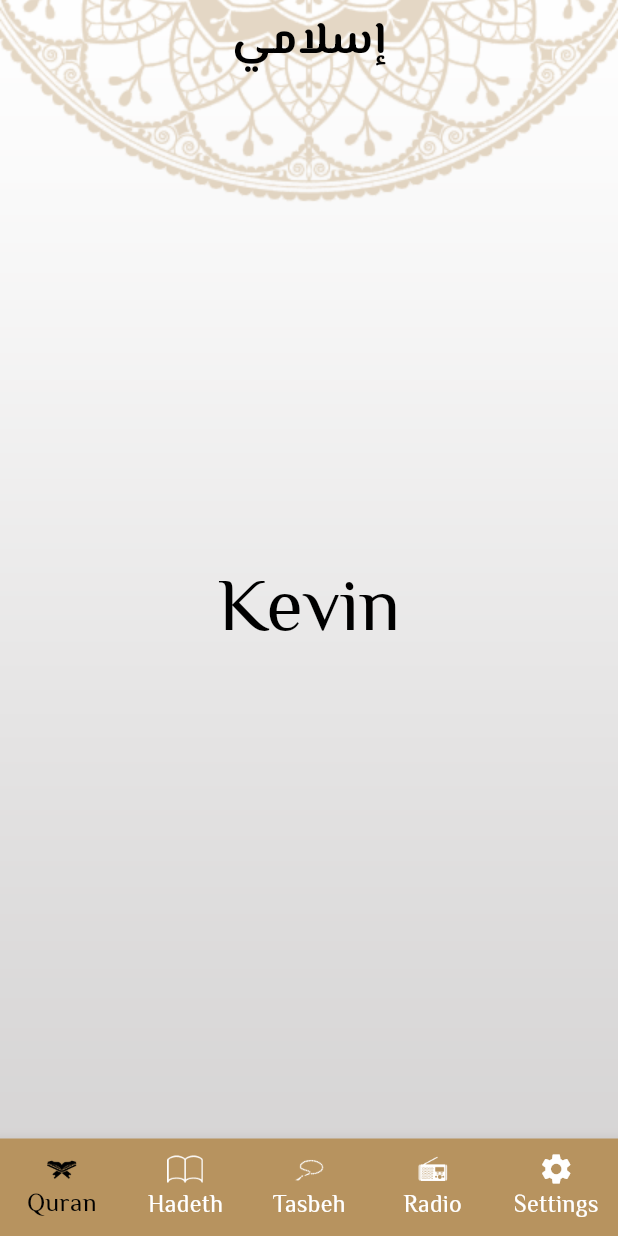
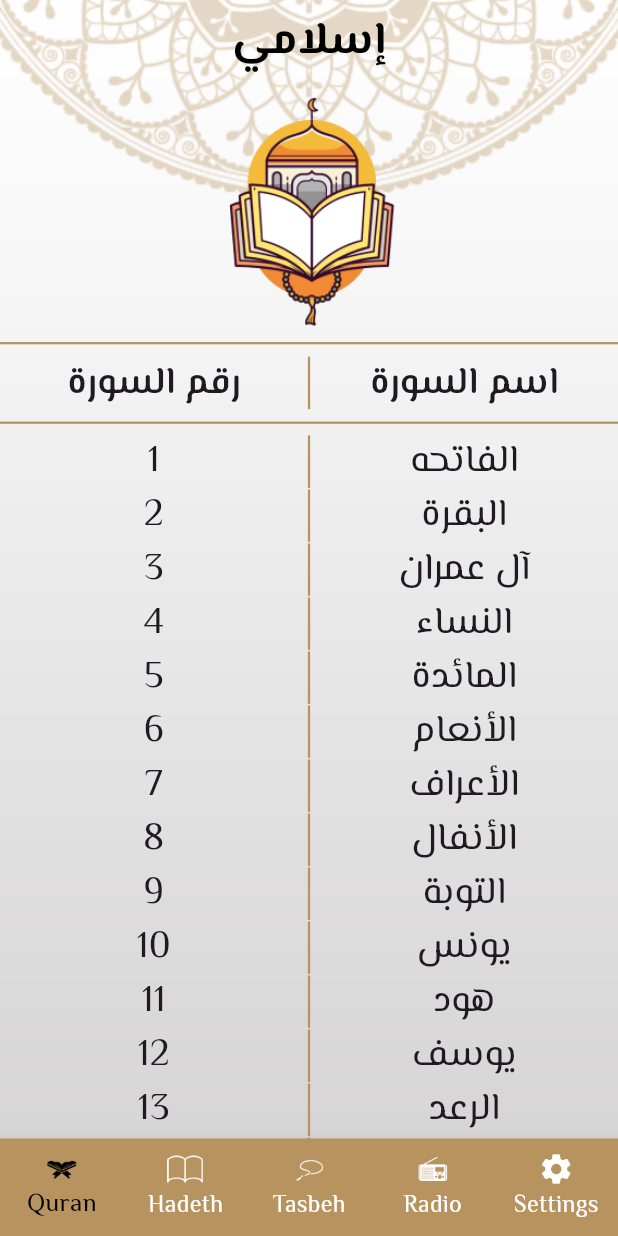
Before and after one commit to ahmedfaragabd/Islami-app, a Flutter app: the screen it shows after launch, on a phone screen of 412 x 824 dp. Run offline on Flutter 3.47's test engine with Material 3 defaults, Android fonts, the phone set to English and light mode, and no system bars.

Commit message:
Finished Quran View Finished Quran Details View

```diff
--- a/lib/main.dart
+++ b/lib/main.dart
@@ -2,6 +2,8 @@ import 'package:flutter/material.dart';
 import 'package:islamic_app/config/application_theme_manger.dart';
 import 'package:islamic_app/layout/layout_view.dart';
 import 'package:islamic_app/moduls/splash/page/splash_view.dart';
+
+import 'moduls/quran/page/quran_details_view.dart';
 
 void main() {
   runApp(const MyApp());
@@ -25,6 +27,7 @@ class _MyAppState extends State<MyApp> {
       routes: {
         SplashView.routeName: (context) => const SplashView(),
         LayoutView.routeName: (context) => const LayoutView(),
+        QuranDetailsView.routeName: (context) => const QuranDetailsView(),
       },
     );
   }
--- /dev/null
+++ b/lib/moduls/quran/page/quran_details_view.dart
@@ -0,0 +1,89 @@
+import 'package:flutter/material.dart';
+import 'package:flutter/services.dart';
+import 'package:islamic_app/moduls/quran/page/quran_view.dart';
+
+class QuranDetailsView extends StatefulWidget {
+  static const String routeName = "quranDetails";
+
+  const QuranDetailsView({super.key});
+
+  @override
+  State<QuranDetailsView> createState() => _QuranDetailsViewState();
+}
+
+class _QuranDetailsViewState extends State<QuranDetailsView> {
+  List<String> versesList = [];
+
+  @override
+  Widget build(BuildContext context) {
+    Size mediaQuery = MediaQuery.of(context).size;
+    var theme = Theme.of(context);
+    var args = ModalRoute.of(context)?.settings.arguments as SuraDetailsData;
+    if (versesList.isEmpty) LoadData(args.suraNumber);
+
+    return Stack(
+      children: [
+        Image.asset(
+          "assets/images/main_background.png",
+          height: mediaQuery.height,
+          width: mediaQuery.width,
+          fit: BoxFit.cover,
+        ),
+        Scaffold(
+          appBar: AppBar(
+            title: const Text("إسلامي"),
+          ),
+          body: Container(
+            width: mediaQuery.width,
+            height: mediaQuery.height,
+            margin: EdgeInsets.only(left: 20, right: 20, top: 15, bottom: 80),
+            padding: EdgeInsets.only(left: 20, right: 20, top: 20, bottom: 20),
+            decoration: BoxDecoration(
+                color: Colors.white.withOpacity(0.7),
+                borderRadius: BorderRadius.all(Radius.circular(20))),
+            child: Column(
+              children: [
+                Row(
+                  mainAxisAlignment: MainAxisAlignment.center,
+                  children: [
+                    Text(
+                      "سورة ${args.suraName}",
+                      style: theme.textTheme.bodyMedium,
+                    ),
+                    SizedBox(
+                      width: 10,
+                    ),
+                    Icon(
+                      Icons.play_circle_filled_rounded,
+                      size: 28,
+                    ),
+                  ],
+                ),
+                Divider(
+                  indent: 30,
+                  endIndent: 30,
+                ),
+                Expanded(
+                    child: ListView.builder(
+                  itemBuilder: (context, index) => Text(
+                    "{${index + 1}} ${versesList[index]}",
+                    textAlign: TextAlign.center,
+                    style: theme.textTheme.bodySmall,
+                  ),
+                  itemCount: versesList.length,
+                ))
+              ],
+            ),
+          ),
+        ),
+      ],
+    );
+  }
+
+  Future<void> LoadData(String suraNumber) async {
+    String content =
+        await rootBundle.loadString("assets/files/$suraNumber.txt");
+    versesList = content.split("\n");
+    setState(() {});
+  }
+}
--- a/lib/moduls/quran/page/quran_view.dart
+++ b/lib/moduls/quran/page/quran_view.dart
@@ -1,12 +1,184 @@
 import 'package:flutter/material.dart';
+import 'package:islamic_app/moduls/quran/page/quran_details_view.dart';
+
+import '../widgets/quran_title_widget.dart';
 
 class QuranView extends StatelessWidget {
-  const QuranView({super.key});
+  final List<String> suraNames = [
+    "الفاتحه",
+    "البقرة",
+    "آل عمران",
+    "النساء",
+    "المائدة",
+    "الأنعام",
+    "الأعراف",
+    "الأنفال",
+    "التوبة",
+    "يونس",
+    "هود",
+    "يوسف",
+    "الرعد",
+    "إبراهيم",
+    "الحجر",
+    "النحل",
+    "الإسراء",
+    "الكهف",
+    "مريم",
+    "طه",
+    "الأنبياء",
+    "الحج",
+    "المؤمنون",
+    "النّور",
+    "الفرقان",
+    "الشعراء",
+    "النّمل",
+    "القصص",
+    "العنكبوت",
+    "الرّوم",
+    "لقمان",
+    "السجدة",
+    "الأحزاب",
+    "سبأ",
+    "فاطر",
+    "يس",
+    "الصافات",
+    "ص",
+    "الزمر",
+    "غافر",
+    "فصّلت",
+    "الشورى",
+    "الزخرف",
+    "الدّخان",
+    "الجاثية",
+    "الأحقاف",
+    "محمد",
+    "الفتح",
+    "الحجرات",
+    "ق",
+    "الذاريات",
+    "الطور",
+    "النجم",
+    "القمر",
+    "الرحمن",
+    "الواقعة",
+    "الحديد",
+    "المجادلة",
+    "الحشر",
+    "الممتحنة",
+    "الصف",
+    "الجمعة",
+    "المنافقون",
+    "التغابن",
+    "الطلاق",
+    "التحريم",
+    "الملك",
+    "القلم",
+    "الحاقة",
+    "المعارج",
+    "نوح",
+    "الجن",
+    "المزّمّل",
+    "المدّثر",
+    "القيامة",
+    "الإنسان",
+    "المرسلات",
+    "النبأ",
+    "النازعات",
+    "عبس",
+    "التكوير",
+    "الإنفطار",
+    "المطفّفين",
+    "الإنشقاق",
+    "البروج",
+    "الطارق",
+    "الأعلى",
+    "الغاشية",
+    "الفجر",
+    "البلد",
+    "الشمس",
+    "الليل",
+    "الضحى",
+    "الشرح",
+    "التين",
+    "العلق",
+    "القدر",
+    "البينة",
+    "الزلزلة",
+    "العاديات",
+    "القارعة",
+    "التكاثر",
+    "العصر",
+    "الهمزة",
+    "الفيل",
+    "قريش",
+    "الماعون",
+    "الكوثر",
+    "الكافرون",
+    "النصر",
+    "المسد",
+    "الإخلاص",
+    "الفلق",
+    "الناس"
+  ];
+
+  QuranView({super.key});
 
   @override
   Widget build(BuildContext context) {
-    return Center(
-      child: Text("Kevin", style: TextStyle(color: Colors.black, fontSize: 50)),
+    var mediaQuery = MediaQuery.of(context).size;
+    var theme = Theme.of(context);
+    return Column(
+      children: [
+        Image.asset(
+          "assets/images/quran_header.png",
+          height: mediaQuery.height * 0.2,
+        ),
+        Divider(),
+        Row(
+          children: [
+            Expanded(
+                child: Center(
+                    child:
+                        Text("رقم السورة", style: theme.textTheme.bodyLarge))),
+            Container(
+              width: 1.5,
+              height: 35,
+              color: theme.primaryColor,
+            ),
+            Expanded(
+                child: Center(
+                    child:
+                        Text("اسم السورة", style: theme.textTheme.bodyLarge))),
+          ],
+        ),
+        Divider(),
+        Expanded(
+            child: ListView.builder(
+          itemBuilder: (context, index) => InkWell(
+              onTap: () {
+                Navigator.pushNamed(
+                  context,
+                  QuranDetailsView.routeName,
+                  arguments: SuraDetailsData(
+                    suraNames[index],
+                    (index + 1).toString(),
+                  ),
+                );
+              },
+              child: QuranTitleWidget(
+                suraName: suraNames[index],
+                suraNumber: (index + 1).toString(),
+              )),
+          itemCount: suraNames.length,
+        ))
+      ],
     );
   }
 }
+
+class SuraDetailsData {
+  final String suraName;
+  final String suraNumber;
+
+  SuraDetailsData(this.suraName, this.suraNumber);
+}
--- /dev/null
+++ b/lib/moduls/quran/widgets/quran_title_widget.dart
@@ -0,0 +1,32 @@
+import 'package:flutter/material.dart';
+
+class QuranTitleWidget extends StatelessWidget {
+  final String suraName;
+  final String suraNumber;
+
+  const QuranTitleWidget(
+      {super.key, required this.suraName, required this.suraNumber});
+
+  @override
+  Widget build(BuildContext context) {
+    var mediaQuery = MediaQuery.of(context).size;
+    var theme = Theme.of(context);
+    return Row(
+      children: [
+        Expanded(
+            child: Text(suraNumber,
+                textAlign: TextAlign.center,
+                style: theme.textTheme.bodyMedium)),
+        Container(
+          width: 1.5,
+          height: 35,
+          color: theme.primaryColor,
+        ),
+        Expanded(
+            child: Text(suraName,
+                textAlign: TextAlign.center,
+                style: theme.textTheme.bodyMedium)),
+      ],
+    );
+  }
+}
```
